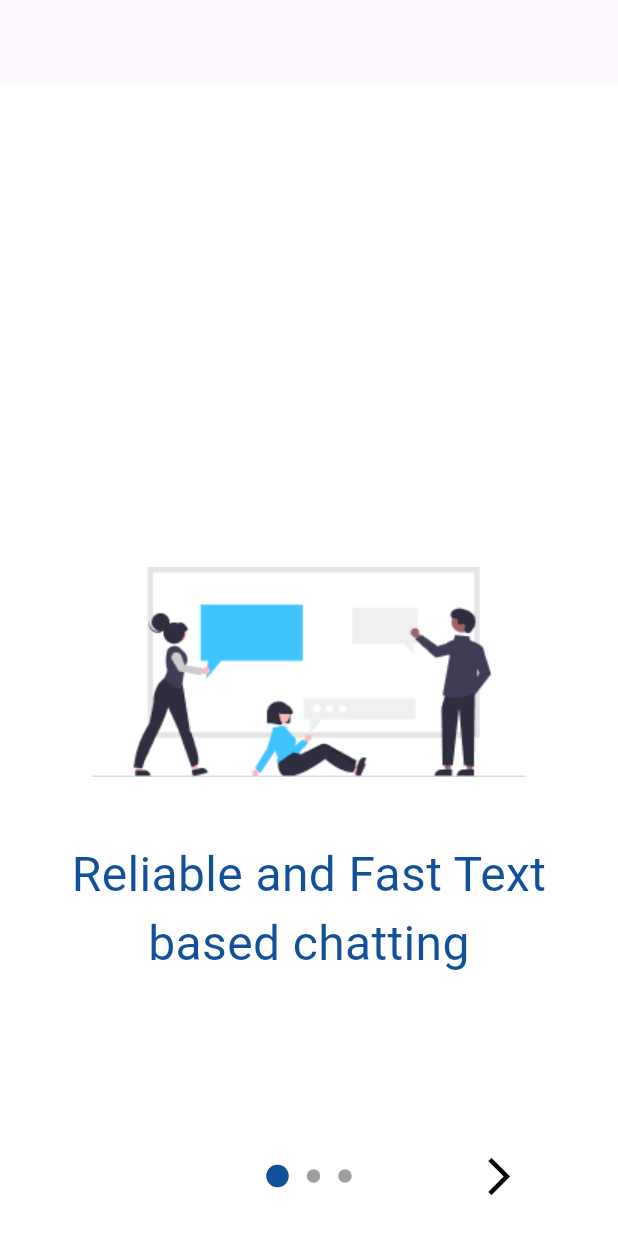
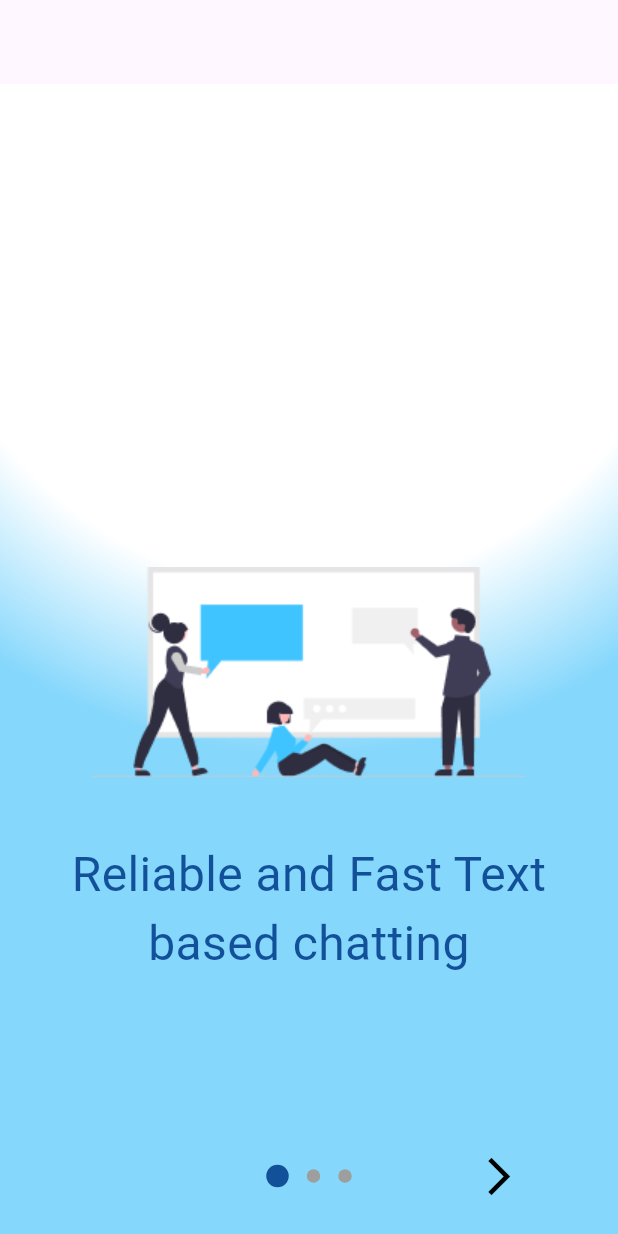
Before and after one commit to MD-DILDAR-MANDAL/chat-connect, a Flutter app: the IntroPage screen opened by its route, on a phone screen of 412 x 824 dp. Run offline on Flutter 3.47's test engine with Material 3 defaults, Android fonts, the phone set to English and light mode, and no system bars; drawn by our look-alikes of introduction_screen.

Commit message:
chore(intro screen): gradient add

```diff
--- a/lib/pages/loading/intro.dart
+++ b/lib/pages/loading/intro.dart
@@ -31,7 +31,6 @@ class _IntroPageState extends State<IntroPage> {
         done: Text('done'),
         onDone:
             () => Navigator.popAndPushNamed(context, RouteManager.loginPage),
-        globalBackgroundColor: Colors.white,
         pages: [
           pageViewgenerate('Reliable and Fast Text based chatting', "chat.png"),
           pageViewgenerate(
@@ -63,6 +62,17 @@ class _IntroPageState extends State<IntroPage> {
         bodyFlex: 1,
         bodyPadding: EdgeInsets.zero,
         imagePadding: EdgeInsets.all(10),
+        boxDecoration: BoxDecoration(
+          gradient: RadialGradient(
+            center: Alignment(0, -0.8), // near the top right
+            radius: 0.9,
+            colors: <Color>[
+              Colors.white, // yellow sun
+              tertiaryColor, // blue sky
+            ],
+            stops: <double>[0.7, 1],
+          ),
+        ),
       ),
     );
   }
```
